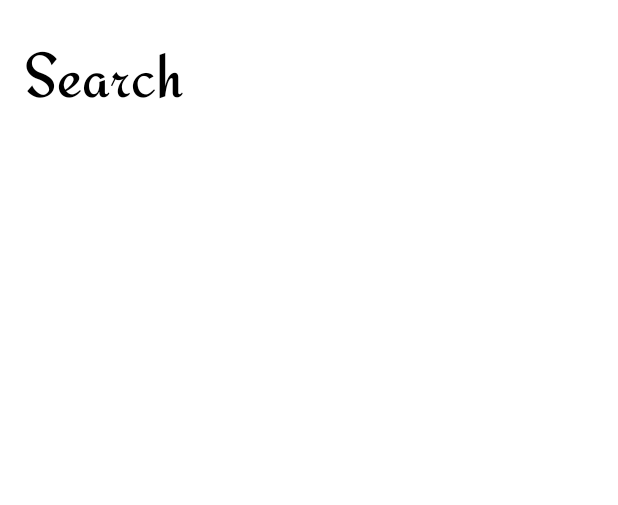
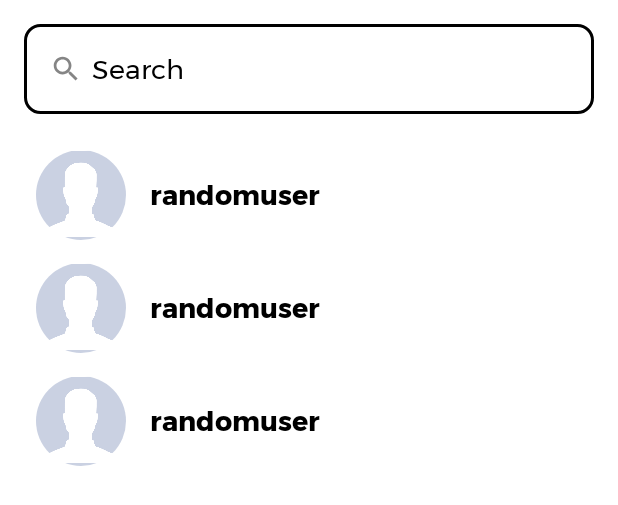
Before and after one commit to asharyapandey/divinex-android, an Android app: the layout fragment_search.xml on its own in the app's theme, with its tools: preview values and no code run, on a phone screen of 412 x 824 dp. Shown: the top 505 px of the screen. Run offline under Robolectric (Android 15) with nearby library versions, the light colour scheme and no system bars.

Commit message:
added search layout

```diff
--- a/app/src/main/res/layout/fragment_search.xml
+++ b/app/src/main/res/layout/fragment_search.xml
@@ -4,18 +4,33 @@
     xmlns:tools="http://schemas.android.com/tools"
     android:layout_width="match_parent"
     android:layout_height="match_parent"
+    android:padding="16dp"
     tools:context=".ui.fragments.search.SearchFragment">
 
-    <TextView
-        android:layout_width="wrap_content"
+    <EditText
+        android:id="@+id/etUsername"
+        style="@style/curvedEditText"
+        android:layout_width="match_parent"
         android:layout_height="wrap_content"
-        android:layout_marginStart="16dp"
-        android:layout_marginTop="16dp"
-        android:fontFamily="@font/redressed"
-        android:text="Search"
-        android:textColor="@color/black"
-        android:textSize="42sp"
+        android:drawableStart="@drawable/ic_search"
+        android:drawablePadding="5dp"
+        android:hint="Search"
+        android:inputType="text"
+        app:layout_constraintEnd_toEndOf="parent"
         app:layout_constraintStart_toStartOf="parent"
         app:layout_constraintTop_toTopOf="parent" />
 
+    <androidx.recyclerview.widget.RecyclerView
+        android:id="@+id/rvSearch"
+        android:layout_width="0dp"
+        android:layout_height="0dp"
+        android:layout_marginTop="16dp"
+        app:layoutManager="androidx.recyclerview.widget.LinearLayoutManager"
+        tools:listitem="@layout/search_item"
+        app:layout_constraintBottom_toBottomOf="parent"
+        app:layout_constraintEnd_toEndOf="parent"
+        app:layout_constraintStart_toStartOf="parent"
+        app:layout_constraintTop_toBottomOf="@+id/etUsername" />
+
+
 </androidx.constraintlayout.widget.ConstraintLayout>
--- /dev/null
+++ b/app/src/main/res/layout/search_item.xml
@@ -0,0 +1,32 @@
+<?xml version="1.0" encoding="utf-8"?>
+<androidx.constraintlayout.widget.ConstraintLayout xmlns:android="http://schemas.android.com/apk/res/android"
+    xmlns:app="http://schemas.android.com/apk/res-auto"
+    xmlns:tools="http://schemas.android.com/tools"
+    android:layout_width="match_parent"
+    android:layout_height="75dp">
+
+    <de.hdodenhof.circleimageview.CircleImageView
+        android:id="@+id/civSearchUser"
+        android:layout_width="60dp"
+        android:layout_height="60dp"
+        android:layout_marginStart="8dp"
+        android:scaleType="centerCrop"
+        android:src="@drawable/noimage"
+        app:layout_constraintBottom_toBottomOf="parent"
+        app:layout_constraintStart_toStartOf="parent"
+        app:layout_constraintTop_toTopOf="parent" />
+
+    <TextView
+        android:layout_width="wrap_content"
+        android:layout_height="wrap_content"
+        android:layout_marginStart="16dp"
+        android:fontFamily="@font/montserrat"
+        android:text="randomuser"
+        android:textColor="@color/black"
+        android:textSize="18sp"
+        android:textStyle="bold"
+        app:layout_constraintBottom_toBottomOf="@+id/civSearchUser"
+        app:layout_constraintStart_toEndOf="@+id/civSearchUser"
+        app:layout_constraintTop_toTopOf="@+id/civSearchUser" />
+
+</androidx.constraintlayout.widget.ConstraintLayout>
```
